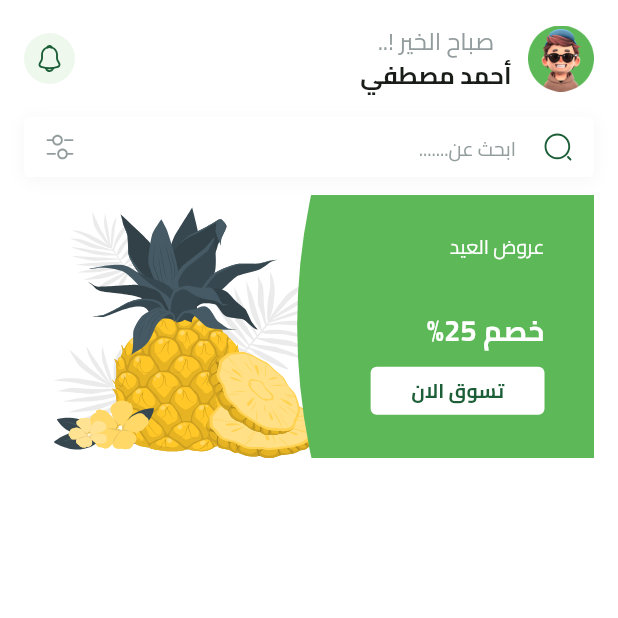
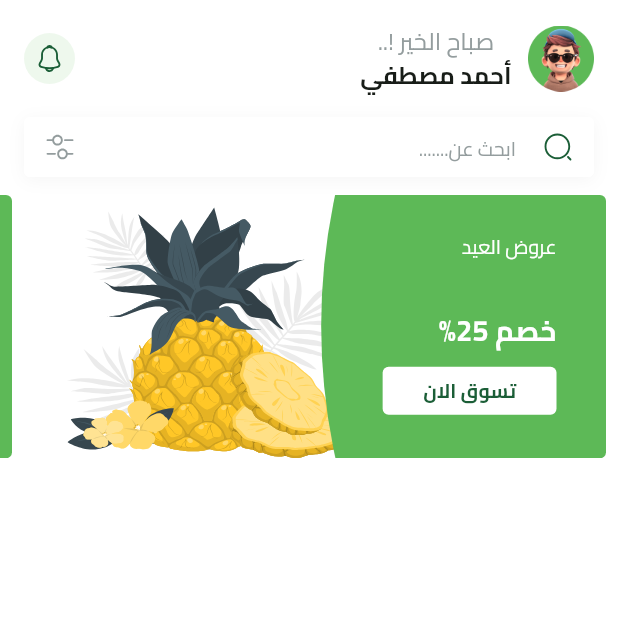
Before and after one commit to 3madhani/fruithub, a Flutter app: the HomeView screen opened by its route, on a phone screen of 412 x 824 dp, the top half of it. Run offline on Flutter 3.47's test engine with Material 3 defaults, Android fonts, the light colour scheme and no system bars; our stand-ins replace cloud_firestore, dartz, dots_indicator, firebase_auth, firebase_core, flutter_bloc and 7 more; missing offline and left inert: flutter_facebook_auth; accounts and stored records are empty.

Commit message:
feat: update FeaturedItem layout and introduce FeaturedList widget for horizontal scrolling display

```diff
--- a/lib/feature/home/presentation/views/widgets/featured_item.dart
+++ b/lib/feature/home/presentation/views/widgets/featured_item.dart
@@ -11,10 +11,9 @@ class FeaturedItem extends StatelessWidget {
 
   @override
   Widget build(BuildContext context) {
-    var width = MediaQuery.sizeOf(context).width;
+    var width = MediaQuery.sizeOf(context).width - 32;
     return Container(
       width: width,
-
       decoration: BoxDecoration(borderRadius: BorderRadius.circular(4)),
       child: AspectRatio(
         aspectRatio: 342 / 158,
@@ -31,6 +30,10 @@ class FeaturedItem extends StatelessWidget {
               padding: const EdgeInsets.only(right: 33),
               width: width * .5,
               decoration: const BoxDecoration(
+                borderRadius: BorderRadius.only(
+                  topRight: Radius.circular(4),
+                  bottomRight: Radius.circular(4),
+                ),
                 image: DecorationImage(
                   image: svg.Svg(Assets.svgFeaturedItemBackground),
                   fit: BoxFit.fill,
--- /dev/null
+++ b/lib/feature/home/presentation/views/widgets/featured_list.dart
@@ -0,0 +1,22 @@
+import 'package:flutter/material.dart';
+
+import 'featured_item.dart';
+
+class FeaturedList extends StatelessWidget {
+  const FeaturedList({super.key});
+
+  @override
+  Widget build(BuildContext context) {
+    return SingleChildScrollView(
+      scrollDirection: Axis.horizontal,
+      child: Row(
+        children: List.generate(4, (index) {
+          return const Padding(
+            padding: EdgeInsets.symmetric(horizontal: 8),
+            child: FeaturedItem(),
+          );
+        }),
+      ),
+    );
+  }
+}
--- a/lib/feature/home/presentation/views/widgets/home_view_body.dart
+++ b/lib/feature/home/presentation/views/widgets/home_view_body.dart
@@ -1,7 +1,7 @@
 import 'package:flutter/material.dart';
 import 'package:fruithub/core/common/search_text_field.dart';
 import 'package:fruithub/feature/home/presentation/views/widgets/custom_home_app_bar.dart';
-import 'package:fruithub/feature/home/presentation/views/widgets/featured_item.dart';
+import 'package:fruithub/feature/home/presentation/views/widgets/featured_list.dart';
 
 import '../../../../../core/constants/app_const.dart';
 
@@ -10,24 +10,32 @@ class HomeViewBody extends StatelessWidget {
 
   @override
   Widget build(BuildContext context) {
-    return const Padding(
-      padding: EdgeInsets.symmetric(horizontal: AppConst.horizontalPadding),
-      child: CustomScrollView(
+    return const CustomScrollView(
       slivers: [
         SliverToBoxAdapter(
           child: Column(
             children: [
               SizedBox(height: AppConst.verticalPadding),
-                CustomHomeAppBar(),
+              Padding(
+                padding: EdgeInsets.symmetric(
+                  horizontal: AppConst.horizontalPadding,
+                ),
+
+                child: CustomHomeAppBar(),
+              ),
               SizedBox(height: AppConst.verticalPadding),
-                SearchTextField(),
+              Padding(
+                padding: EdgeInsets.symmetric(
+                  horizontal: AppConst.horizontalPadding,
+                ),
+                child: SearchTextField(),
+              ),
               SizedBox(height: 12),
-                FeaturedItem(),
+              FeaturedList(),
             ],
           ),
         ),
       ],
-      ),
     );
   }
 }
```
Lines whose indentation alone changed are shown as unchanged.
